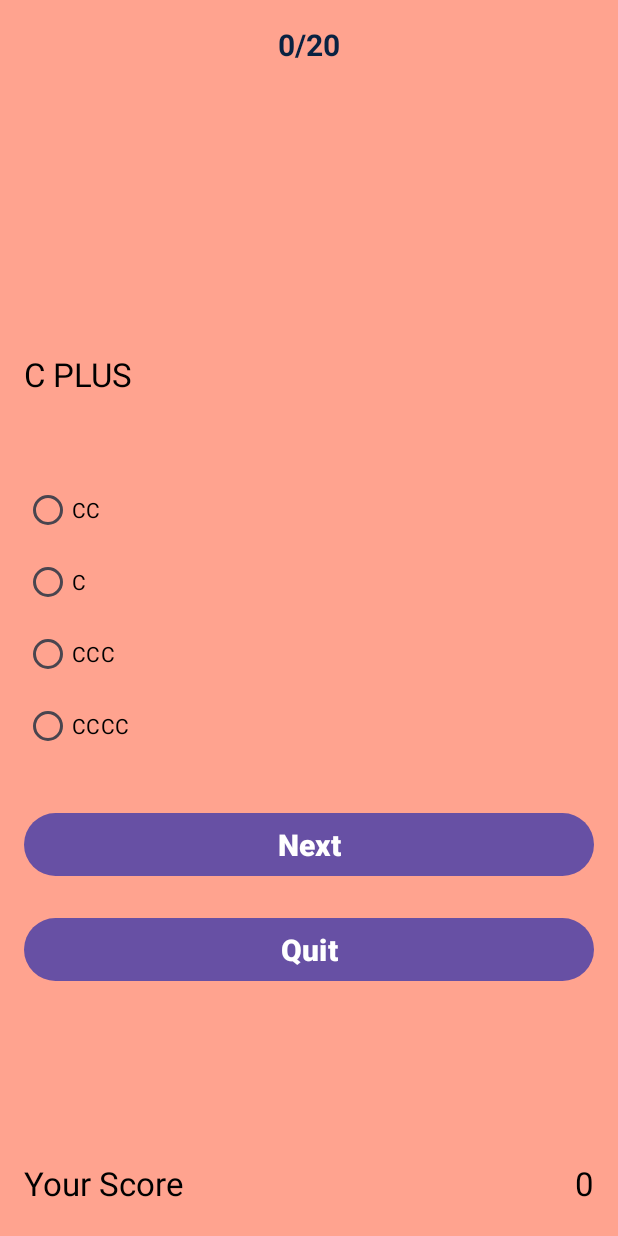
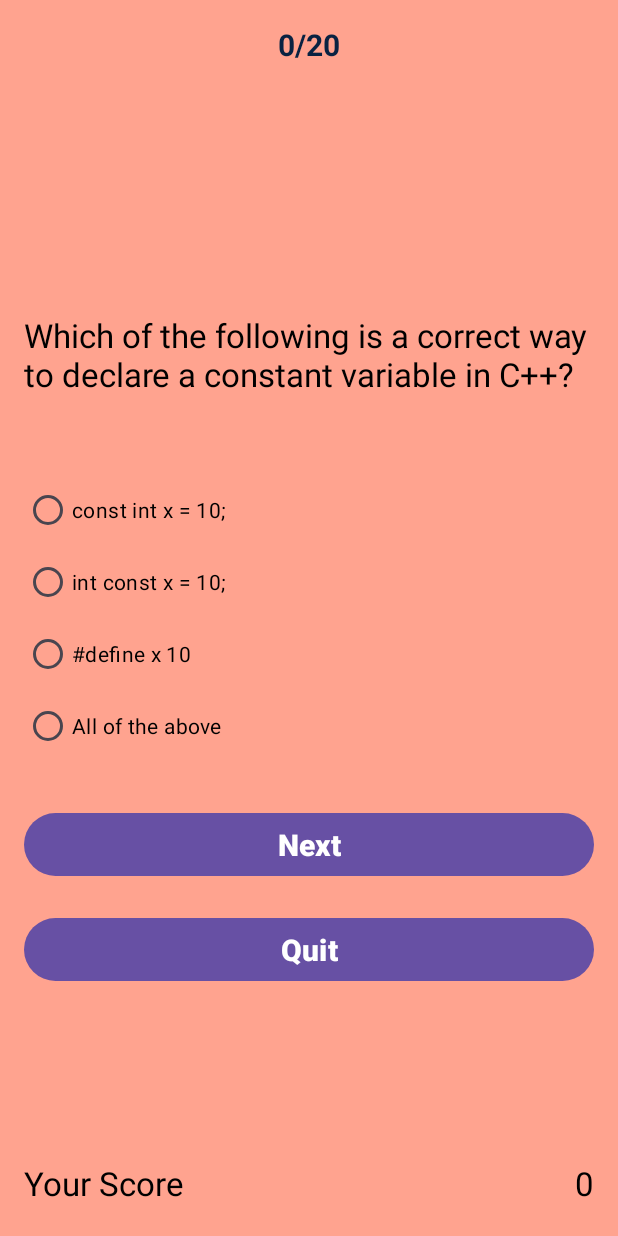
Before and after one commit to Vanshika521/Quiz-App, an Android app: the screen it shows after launch (questions), after a tap on "C++", on a phone screen of 412 x 824 dp. Run offline under Robolectric (Android 15) with nearby library versions, the phone set to English and light mode, and no system bars; libraries missing offline, so code that uses them is left out: firebase.com.protolitewrapper.

Commit message:
Questions And Designing

```diff
--- a/app/src/main/java/com/codsoft/quizapp/questions.java
+++ b/app/src/main/java/com/codsoft/quizapp/questions.java
@@ -24,13 +24,79 @@ public class questions extends AppCompatActivity {
 
 
 
-    String Cques[] = {"C","A"};
-    String Cans[] = {"A","C"};
-    String Copt[] = {"B","BB","BBB","BBBB","CC","C","CCC","CCCC"};
+    String Cques[] = {"Which of the following correctly represents a comment in C?",
+                        "Which of the following is the correct format specifier for printing an integer in C?",
+                        "Which of the following is used to terminate a C statement?",
+                        "Which of the following is not a valid variable name in C?",
+                        "Which keyword is used to define a constant in C?"};
+    String Cans[] = {"/* This is a comment */","%d",";","1number","const"};
+    String Copt[] = {"// This is a comment", "/* This is a comment */", "-- This is a comment", "# This is a comment",
+                        "%d","%c","%f","%s",
+                        ",",".",";","*",
+                        "_num","number1","1number","num_1",
+                        "static","const","define","final"
+    };
 
-    String CPques[] = {"C PLUS","AAA"};
-    String CPans[] = {"C","BB"};
-    String CPopt[] = {"CC","C","CCC","CCCC","B","BB","BBB","BBBB"};
+    String CPques[] = {"Which of the following is a correct way to declare a constant variable in C++?" ,
+                        "Which of the following is a correct way to declare a class in C++?",
+                        "Which of the following is used to allocate memory dynamically in C++?",
+                        "Which of the following is a feature of Object-Oriented Programming (OOP) in C++?",
+                        "Which of the following access specifiers are used in C++?"};
+    String CPans[] = {"All of the above", "class MyClass {};","new","All of the above","All of the above"};
+    String CPopt[] = {"const int x = 10;","int const x = 10;","#define x 10","All of the above",
+                        "class MyClass {}","class MyClass();","class MyClass {};","class MyClass []",
+                        "malloc()","calloc()","new", "free()",
+                        "Inheritance","Encapsulation","Polymorphism","All of the above",
+                        "public","private","protected","All of the above"};
+
+    String javaques[] = {"Which keyword is used to inherit a class in Java?",
+                        "Which of the following is not a primitive data type in Java?",
+                        "Which of the following is used to create an object in Java?",
+                        "Which of the following is a valid keyword in Java?",
+                        "Which of the following is the correct syntax to declare an array in Java?"};
+    String javaans[] = {"extends","String","new","interface","int[] arr = new int[5];"};
+    String javaopt[] = {"implement","inherits","extends","super",
+                        "int","float","char","String",
+                        "new","create","malloc()","alloc()",
+                        "interface","inherit","derive","finalize",
+                        "int[] arr = new int[5];","int arr = new int[5];","int arr[5] = new int[];","int arr[] = new int;"};
+
+    String pythonques[] = {"Which of the following is used to define a function in Python?",
+                            "Which of the following data types is immutable in Python?",
+                            "Which keyword is used to start a loop in Python?",
+                            "How do you create a dictionary in Python?",
+                            "Which of the following is not a keyword in Python?"};
+    String pythonans[] = {"def","tuple","while","my_dict = {}","end"};
+    String pythonopt[] = {"function","def","func","define",
+                            "list","set","dictionary","tuple",
+                            "loop","iterate","while","if",
+                            "my_dict = {}","my_dict = []","my_dict = ()","my_dict = set()",
+                            "try","finally","except","end"};
+
+
+    String kotlinques[] = {"Which of the following is the correct way to declare a variable in Kotlin?",
+                            "Which of the following is used to create a single-line comment in Kotlin?",
+                            "What is the difference between val and var in Kotlin?",
+                            "Which of the following is the correct way to define a function in Kotlin?",
+                            "Which of the following is true about Kotlin?"};
+    String kotlinans[] = {"var x: Int = 10","// This is a comment","var is mutable, val is immutable","fun myFunction() { }","Kotlin code can run on the JVM"};
+    String kotlinopt[] = {"var x: Int = 10","int x = 10","x = 10 as Int","val x = 10 as Int",
+                            "// This is a comment","/* This is a comment */","<!-- This is a comment -->","# This is a comment",
+                            "val is mutable, var is immutable","var is mutable, val is immutable","Both are mutable","Both are immutable",
+                            "fun myFunction() { }","def myFunction() { }","function myFunction() { }","void myFunction() { }",
+                            "Kotlin is not compatible with Java.","Kotlin code can run on the JVM.","Kotlin does not support functional programming.","Kotlin cannot be used for Android development."};
+
+    String htmlques[] = {"What does HTML stand for?",
+                            "Which HTML element is used to define the title of a document?",
+                            "Which of the following tags is used to create a hyperlink in HTML?",
+                            "Which HTML element is used to create a numbered list?",
+                            "Which attribute is used to specify an image source in HTML?"};
+    String htmlans[] = {"HyperText Markup Language","<title>","<a>","<ol>","src"};
+    String htmlopt[] = {"HyperText Markup Language","Home Tool Markup Language","Hyperlinks and Text Markup Language","Hyper Transfer Markup Language",
+                            "<title>","<head>","<meta>","<body>",
+                            "<a>","<link>","<href>","<hyperlink>",
+                            "<ul>","<ol>","<li>","<dl>",
+                            "link","src","href","image"};
 
 
     int flag = 0;
@@ -66,7 +132,24 @@ public class questions extends AppCompatActivity {
             question = CPques;
             answer = CPans;
             option = CPopt;
+        }else if (category.equals("Java")) {
+            question = javaques;
+            answer = javaans;
+            option = javaopt;
+        }else if (category.equals("Python")) {
+            question = pythonques;
+            answer = pythonans;
+            option = pythonopt;
+        }else if (category.equals("Kotlin")) {
+            question = kotlinques;
+            answer = kotlinans;
+            option = kotlinopt;
+        }else if (category.equals("HTML")) {
+            question = htmlques;
+            answer = htmlans;
+            option = htmlopt;
         }
+
 
         //Score ( 0 )...   ,  Question number....
         final TextView score = (TextView) findViewById(R.id.textView4);
```
Also changed, not shown: app/src/main/res/layout/activity_result.xml (+73 -2 lines), app/src/main/res/drawable/thumbsup.png (added).
